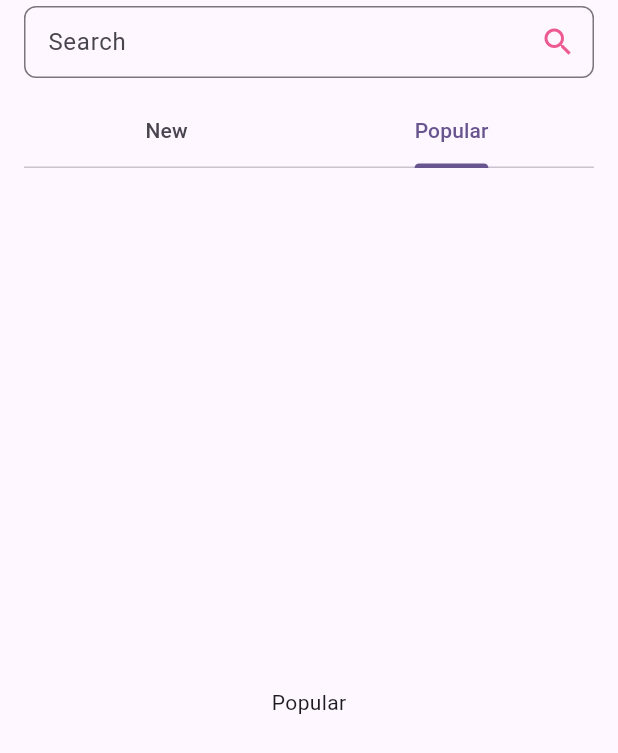
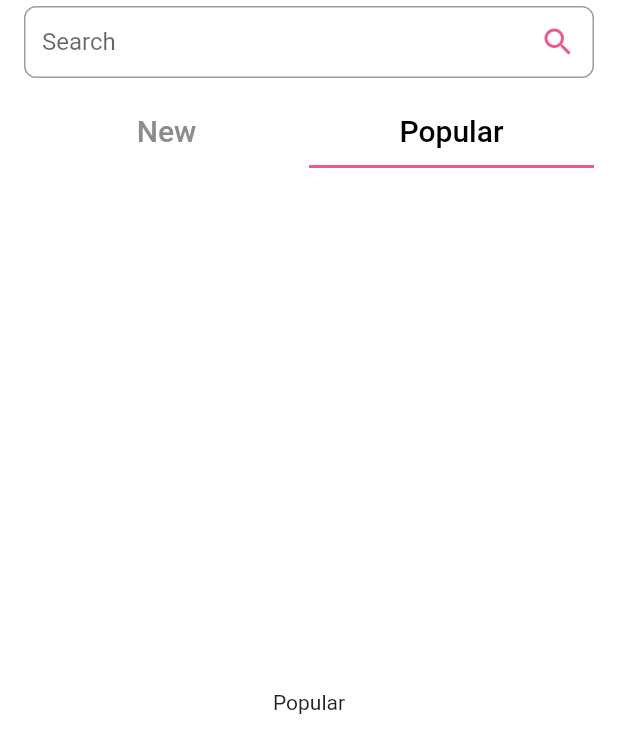
Before and after one commit to PilKvas/gallery_app, a Flutter app: the screen it shows after launch, on a phone screen of 412 x 824 dp. Shown: the top 753 px of the screen. Run offline on Flutter 3.47's test engine with Material 2 defaults, Android fonts, the phone set to English and light mode, and no system bars; Roboto replaces fonts that are missing (SF Pro Display).

Commit message:
#3323 | Добавил начальный слой презентации + добавил auto route в пабспек

```diff
--- a/lib/main.dart
+++ b/lib/main.dart
@@ -1,4 +1,6 @@
 import 'package:flutter/material.dart';
+import 'package:flutter_generating_practice/presentation/extensions/theme/light_theme.dart';
+import 'package:flutter_generating_practice/presentation/screens/gallery_screen/gallery_screen.dart';
 
 void main() {
   runApp(const MyApp());
@@ -11,77 +13,9 @@ class MyApp extends StatelessWidget {
   Widget build(BuildContext context) {
     return MaterialApp(
       title: 'Flutter Demo',
-      theme: ThemeData(
-        colorScheme: ColorScheme.fromSeed(seedColor: Colors.deepPurple),
-        useMaterial3: true,
-      ),
+      theme: lightTheme,
+      themeMode: ThemeMode.light,
       home: const GalleryScreen(),
     );
   }
 }
-
-class GalleryScreen extends StatelessWidget {
-  const GalleryScreen({super.key});
-
-  @override
-  Widget build(BuildContext context) {
-    return DefaultTabController(
-      initialIndex: 1,
-      length: 2,
-      child: Scaffold(
-        appBar: AppBar(
-          title: TextField(
-            decoration: InputDecoration(
-              focusedBorder: const OutlineInputBorder(borderSide: BorderSide()),
-              contentPadding: const EdgeInsets.all(12),
-              hintText: 'Search',
-              suffixIcon: const Icon(
-                Icons.search,
-                color: Color.fromARGB(255, 237, 89, 146),
-              ),
-              border: OutlineInputBorder(
-                borderRadius: BorderRadius.circular(8),
-                borderSide: const BorderSide(),
-              ),
-            ),
-          ),
-          bottom: PreferredSize(
-            preferredSize: const Size.fromHeight(kToolbarHeight),
-            child: Padding(
-              padding: const EdgeInsets.symmetric(horizontal: 16),
-              child: TabBar(
-                indicatorColor: Theme.of(context).tabBarTheme.indicatorColor,
-                tabs: const [
-                  Tab(
-                    text: 'New',
-                  ),
-                  Tab(
-                    text: 'Popular',
-                  ),
-                ],
-              ),
-            ),
-          ),
-        ),
-        body: const SafeArea(
-          child: Column(
-            children: [
-              Expanded(
-                child: TabBarView(
-                  children: <Widget>[
-                    Center(
-                      child: Text("New"),
-                    ),
-                    Center(
-                      child: Text("Popular"),
-                    ),
-                  ],
-                ),
-              ),
-            ],
-          ),
-        ),
-      ),
-    );
-  }
-}
--- /dev/null
+++ b/lib/presentation/extensions/theme/light_theme.dart
@@ -0,0 +1,73 @@
+import 'package:flutter/material.dart';
+import 'package:flutter_generating_practice/presentation/extensions/theme/app_colors.dart';
+
+final lightTheme = ThemeData(
+  scaffoldBackgroundColor: Colors.white,
+  appBarTheme: const AppBarTheme(
+    backgroundColor: Colors.white,
+    elevation: 0,
+  ),
+  tabBarTheme: const TabBarTheme(
+    indicatorColor: AppColors.hightLightColor,
+    labelColor: Colors.black,
+    unselectedLabelColor: AppColors.subTitleColor,
+    unselectedLabelStyle: TextStyle(
+      color: AppColors.subTitleColor,
+      fontSize: 20,
+      fontFamily: 'SF Pro Display',
+      fontWeight: FontWeight.w500,
+    ),
+    labelStyle: TextStyle(
+      color: Colors.black,
+      fontSize: 20,
+      fontFamily: 'SF Pro Display',
+      fontWeight: FontWeight.w500,
+    ),
+  ),
+);
+
+extension CustomTextThemeName on TextTheme {
+  TextStyle get errorTitle => const TextStyle(
+        color: AppColors.titleColor,
+        fontSize: 20,
+        fontFamily: 'Roboto',
+        fontWeight: FontWeight.w500,
+      );
+  TextStyle get errorSubtitle =>const TextStyle(
+        color: AppColors.subTitleColor,
+        fontSize: 12,
+        fontFamily: 'Roboto',
+        fontWeight: FontWeight.w400,
+        height: 1,
+      );
+  TextStyle get itemTitle => const TextStyle(
+        color: AppColors.titleColor,
+        fontSize: 20,
+        fontFamily: 'Roboto',
+        fontWeight: FontWeight.w500,
+      );
+  TextStyle get itemUser => const TextStyle(
+        color: AppColors.hightLightColor,
+        fontSize: 15,
+        fontFamily: 'SF Pro Display',
+        fontWeight: FontWeight.w400,
+      );
+  TextStyle get itemRolePlay => const TextStyle(
+        color: Colors.white,
+        fontSize: 12,
+        fontFamily: 'SF Pro Display',
+        fontWeight: FontWeight.w400,
+      );
+  TextStyle get itemDate => const TextStyle(
+        color: AppColors.subTitleColor,
+        fontSize: 12,
+        fontFamily: 'Roboto',
+        fontWeight: FontWeight.w400,
+      );
+  TextStyle get itemDescription => const TextStyle(
+        color: AppColors.descriptionColor,
+        fontSize: 12,
+        fontFamily: 'Roboto',
+        fontWeight: FontWeight.w400,
+      );
+}
--- /dev/null
+++ b/lib/presentation/screens/gallery_screen/gallery_screen.dart
@@ -0,0 +1,67 @@
+import 'package:flutter/material.dart';
+
+class GalleryScreen extends StatelessWidget {
+  const GalleryScreen({super.key});
+
+  @override
+  Widget build(BuildContext context) {
+    return DefaultTabController(
+      initialIndex: 1,
+      length: 2,
+      child: Scaffold(
+        appBar: AppBar(
+          title: TextField(
+            decoration: InputDecoration(
+              focusedBorder: const OutlineInputBorder(borderSide: BorderSide()),
+              contentPadding: const EdgeInsets.all(12),
+              hintText: 'Search',
+              suffixIcon: const Icon(
+                Icons.search,
+                color: Color.fromARGB(255, 237, 89, 146),
+              ),
+              border: OutlineInputBorder(
+                borderRadius: BorderRadius.circular(8),
+                borderSide: const BorderSide(),
+              ),
+            ),
+          ),
+          bottom: PreferredSize(
+            preferredSize: const Size.fromHeight(kToolbarHeight),
+            child: Padding(
+              padding: const EdgeInsets.symmetric(horizontal: 16),
+              child: TabBar(
+                indicatorColor: Theme.of(context).tabBarTheme.indicatorColor,
+                tabs: const [
+                  Tab(
+                    text: 'New',
+                  ),
+                  Tab(
+                    text: 'Popular',
+                  ),
+                ],
+              ),
+            ),
+          ),
+        ),
+        body: const SafeArea(
+          child: Column(
+            children: [
+              Expanded(
+                child: TabBarView(
+                  children: <Widget>[
+                    Center(
+                      child: Text("New"),
+                    ),
+                    Center(
+                      child: Text("Popular"),
+                    ),
+                  ],
+                ),
+              ),
+            ],
+          ),
+        ),
+      ),
+    );
+  }
+}
--- a/pubspec.yaml
+++ b/pubspec.yaml
@@ -35,6 +35,7 @@ dependencies:
   # The following adds the Cupertino Icons font to your application.
   # Use with the CupertinoIcons class for iOS style icons.
   cupertino_icons: ^1.0.2
+  auto_route: ^7.8.4
 
 dev_dependencies:
   flutter_test:
```
Also changed, not shown: lib/presentation/extensions/theme/app_colors.dart (added, +12 -0 lines), lib/presentation/routing/rounting.dart (added), lib/presentation/widgets/widgets.dart (added), pubspec.lock.
